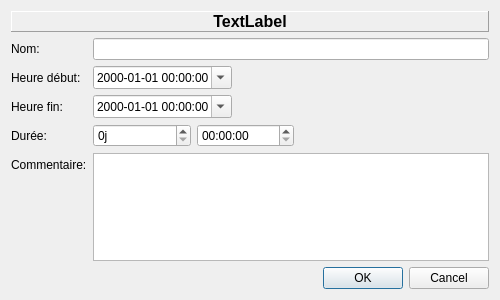
Old version of the form src/pbregisteractivity/ui/ui_specifyrange.ui in the repository ppoilbarbe/PBRegisterActivity.
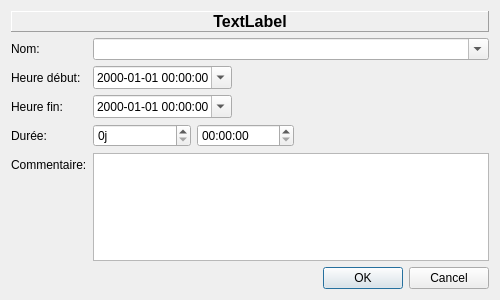
New version of the form. Icons and pictures are not drawn.

```diff
--- a/src/pbregisteractivity/ui/ui_specifyrange.ui
+++ b/src/pbregisteractivity/ui/ui_specifyrange.ui
@@ -56,9 +56,6 @@
        </property>
       </widget>
      </item>
-     <item row="0" column="1">
-      <widget class="QLineEdit" name="edtName"/>
-     </item>
      <item row="1" column="0">
       <widget class="QLabel" name="lblStart">
        <property name="text">
@@ -209,6 +206,16 @@
      <item row="4" column="1">
       <widget class="QPlainTextEdit" name="edtComment"/>
      </item>
+     <item row="0" column="1">
+      <widget class="QComboBox" name="cbbName">
+       <property name="toolTip">
+        <string>Nom de l'activité à créer/mettre à jour</string>
+       </property>
+       <property name="editable">
+        <bool>true</bool>
+       </property>
+      </widget>
+     </item>
     </layout>
    </item>
    <item>
```
Left out of the diff: 5 changed lines with no effect on the pictures.
